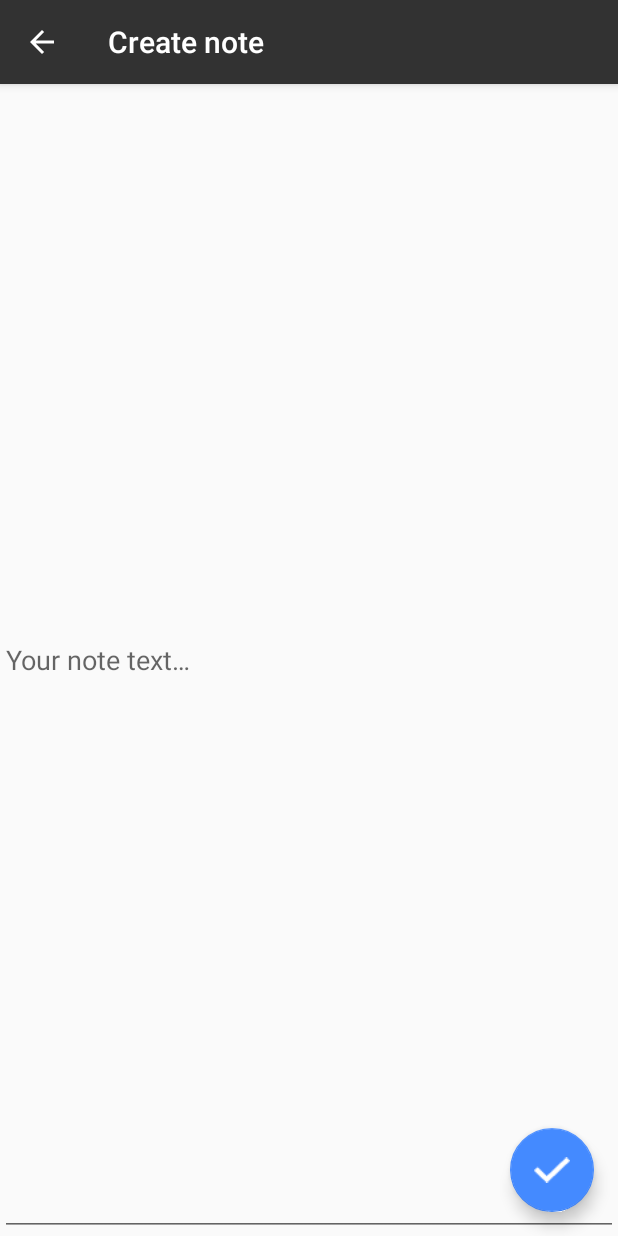
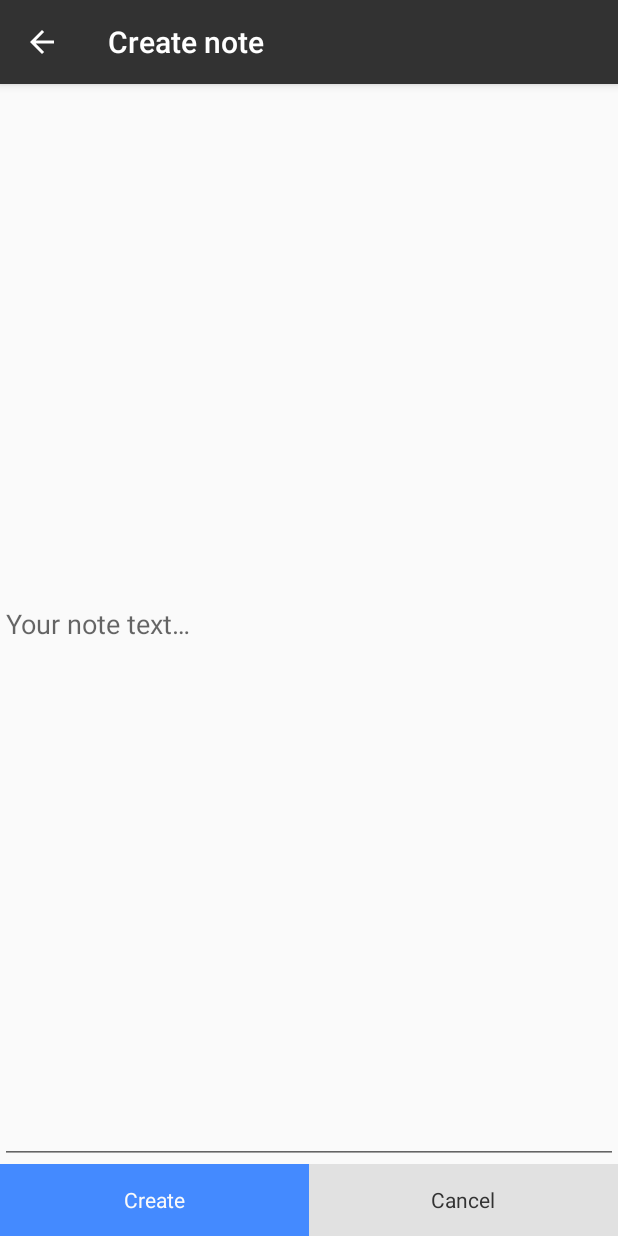
Before and after one commit to ArseniBarsegyan/ReminderAndroid, an Android app: the screen it shows after launch (MainActivity), after a tap on an icon or button, on a phone screen of 412 x 824 dp. Run offline under Robolectric (Android 15) with nearby library versions, the phone set to English and light mode, and no system bars.

Commit message:
Layout updated. Added selection effect to Recycle view

```diff
--- a/app/build.gradle
+++ b/app/build.gradle
@@ -28,6 +28,10 @@ android {
             debuggable true
         }
     }
+    compileOptions {
+        sourceCompatibility = '1.8'
+        targetCompatibility = '1.8'
+    }
 }
 
 dependencies {
--- a/app/src/main/java/com/arsbars/reminderandroid/MainActivity.java
+++ b/app/src/main/java/com/arsbars/reminderandroid/MainActivity.java
@@ -33,7 +33,7 @@ public class MainActivity extends AppCompatActivity
         toolbar = (Toolbar) findViewById(R.id.toolbar);
         setSupportActionBar(toolbar);
 
-        navigateToRoot("Notes", NotesFragment.newInstance());
+        navigateToRoot(getString(R.string.notes), NotesFragment.newInstance());
     }
 
     @Override
@@ -71,12 +71,7 @@ public class MainActivity extends AppCompatActivity
         toggle.setDrawerIndicatorEnabled(false);
         getSupportActionBar().setDisplayHomeAsUpEnabled(true);
 
-        toolbar.setNavigationOnClickListener(new View.OnClickListener() {
-            @Override
-            public void onClick(View v) {
-                onBackPressed();
-            }
-        });
+        toolbar.setNavigationOnClickListener(v -> onBackPressed());
 
         FragmentManager fragmentManager = getSupportFragmentManager();
         if (fragmentManager != null) {
@@ -110,15 +105,15 @@ public class MainActivity extends AppCompatActivity
         int id = item.getItemId();
 
         if (id == R.id.nav_notes) {
-            Toast.makeText(this,"Notes", Toast.LENGTH_SHORT).show();
+            navigateToRoot(getString(R.string.notes), NotesFragment.newInstance());
         } else if (id == R.id.nav_reminders) {
-            Toast.makeText(this,"Reminders", Toast.LENGTH_SHORT).show();
+            Toast.makeText(this,getString(R.string.reminders), Toast.LENGTH_SHORT).show();
         } else if (id == R.id.nav_achievements) {
-            Toast.makeText(this,"achievements", Toast.LENGTH_SHORT).show();
+            Toast.makeText(this,getString(R.string.achievements), Toast.LENGTH_SHORT).show();
         } else if (id == R.id.nav_settings) {
-            Toast.makeText(this,"settings", Toast.LENGTH_SHORT).show();
+            Toast.makeText(this,getString(R.string.settings), Toast.LENGTH_SHORT).show();
         } else if (id == R.id.nav_exit) {
-            Toast.makeText(this,"logout", Toast.LENGTH_SHORT).show();
+            Toast.makeText(this,getString(R.string.logout), Toast.LENGTH_SHORT).show();
         }
 
         drawer = (DrawerLayout) findViewById(R.id.drawer_layout);
--- a/app/src/main/java/com/arsbars/reminderandroid/fragments/CreateNoteFragment.java
+++ b/app/src/main/java/com/arsbars/reminderandroid/fragments/CreateNoteFragment.java
@@ -39,18 +39,17 @@ public class CreateNoteFragment extends Fragment {
 
         final MainActivity activity = (MainActivity) getActivity();
         if (activity != null) {
-            activity.findViewById(R.id.create_note_button).setOnClickListener(new View.OnClickListener() {
-                @Override
-                public void onClick(View v) {
-                    String noteDescription = ((EditText)getActivity().findViewById(R.id.note_description)).getText().toString();
-                    if (noteDescription.matches(".*\\w.*")) {
-                        createNoteViewModel.createNote(noteDescription);
-                        activity.navigateToRoot("Notes", NotesFragment.newInstance());
-                    } else {
-                        Toast.makeText(getContext(), "Can't create empty note", Toast.LENGTH_SHORT).show();
-                    }
+            activity.findViewById(R.id.create_note_button).setOnClickListener(v -> {
+                String noteDescription = ((EditText)getActivity().findViewById(R.id.note_description)).getText().toString();
+                if (noteDescription.matches(".*\\w.*")) {
+                    createNoteViewModel.createNote(noteDescription);
+                    activity.navigateToRoot(getString(R.string.notes), NotesFragment.newInstance());
+                } else {
+                    Toast.makeText(getContext(), getString(R.string.note_create_error), Toast.LENGTH_SHORT).show();
                 }
             });
+            activity.findViewById(R.id.cancel_note_create_button).setOnClickListener(v ->
+                    activity.navigateToRoot(getResources().getString(R.string.notes), NotesFragment.newInstance()));
         }
     }
 }
--- a/app/src/main/java/com/arsbars/reminderandroid/fragments/NotesFragment.java
+++ b/app/src/main/java/com/arsbars/reminderandroid/fragments/NotesFragment.java
@@ -44,14 +44,9 @@ public class NotesFragment extends Fragment {
         notesRecycleView.setAdapter(recycleAdapter);
 
         activity = (MainActivity)getActivity();
-        activity.navigateToRoot("Notes", this);
+        activity.navigateToRoot(getString(R.string.notes), this);
 
         FloatingActionButton fab = (FloatingActionButton) getActivity().findViewById(R.id.push_create_note_view_button);
-        fab.setOnClickListener(new View.OnClickListener() {
-            @Override
-            public void onClick(View view) {
-                activity.push("Create note", CreateNoteFragment.newInstance());
-            }
-        });
+        fab.setOnClickListener(view -> activity.push(getString(R.string.create_note_title), CreateNoteFragment.newInstance()));
     }
 }
--- a/app/src/main/res/layout/activity_main.xml
+++ b/app/src/main/res/layout/activity_main.xml
@@ -18,8 +18,8 @@
         android:layout_width="wrap_content"
         android:layout_height="match_parent"
         android:layout_gravity="start"
-        app:itemTextColor="@color/nav_text_color"
-        app:itemIconTint="@color/nav_text_color"
+        app:itemTextColor="@color/dark_text_color"
+        app:itemIconTint="@color/dark_text_color"
         android:fitsSystemWindows="true"
         app:headerLayout="@layout/nav_header_main"
         app:menu="@menu/activity_main_drawer" />
--- a/app/src/main/res/layout/app_bar_main.xml
+++ b/app/src/main/res/layout/app_bar_main.xml
@@ -13,7 +13,7 @@
 
         <android.support.v7.widget.Toolbar
             android:id="@+id/toolbar"
-            app:title="@string/notes_title"
+            app:title="@string/notes"
             android:layout_width="match_parent"
             android:layout_height="?attr/actionBarSize"
             android:background="?attr/colorPrimary"
--- a/app/src/main/res/layout/create_note_fragment.xml
+++ b/app/src/main/res/layout/create_note_fragment.xml
@@ -1,27 +1,41 @@
 <?xml version="1.0" encoding="utf-8"?>
-<FrameLayout xmlns:android="http://schemas.android.com/apk/res/android"
+<LinearLayout xmlns:android="http://schemas.android.com/apk/res/android"
     xmlns:tools="http://schemas.android.com/tools"
     android:layout_width="match_parent"
     android:layout_height="match_parent"
-    xmlns:app="http://schemas.android.com/apk/res-auto"
-    tools:context=".fragments.CreateNoteFragment">
+    tools:context=".fragments.CreateNoteFragment"
+    android:orientation="vertical">
 
     <EditText
         android:id="@+id/note_description"
+        android:layout_height="0dp"
+        android:layout_weight="1"
         android:layout_width="match_parent"
-        android:layout_height="match_parent"
         android:hint="@string/note_description_placeholder" />
 
-    <android.support.design.widget.FloatingActionButton
-        android:id="@+id/create_note_button"
-        android:layout_width="wrap_content"
+    <LinearLayout
+        android:layout_width="match_parent"
         android:layout_height="wrap_content"
-        android:layout_gravity="bottom|end"
-        android:layout_margin="@dimen/fab_margin"
-        android:layout_marginEnd="8dp"
-        android:layout_marginBottom="8dp"
-        android:src="@drawable/confirm"
-        app:backgroundTint="@color/colorAccent"
-        app:layout_constraintBottom_toBottomOf="parent"
-        app:layout_constraintEnd_toEndOf="parent" />
-</FrameLayout>
+        android:layout_margin="0dp"
+
+        android:orientation="horizontal">
+        <Button
+            style="@style/Base.Widget.AppCompat.ButtonBar"
+            android:id="@+id/create_note_button"
+            android:layout_width="match_parent"
+            android:layout_height="wrap_content"
+            android:layout_weight="1"
+            android:textColor="@color/light_text_color"
+            android:background="@color/colorAccent"
+            android:text="@string/create"/>
+        <Button
+            style="@style/Base.Widget.AppCompat.ButtonBar"
+            android:id="@+id/cancel_note_create_button"
+            android:layout_width="match_parent"
+            android:layout_height="wrap_content"
+            android:layout_weight="1"
+            android:textColor="@color/dark_text_color"
+            android:background="@color/button_background"
+            android:text="@string/cancel"/>
+    </LinearLayout>
+</LinearLayout>
--- a/app/src/main/res/layout/list_item_row.xml
+++ b/app/src/main/res/layout/list_item_row.xml
@@ -4,7 +4,7 @@
     android:layout_height="wrap_content"
     android:padding="10dp">
 
-    <LinearLayout xmlns:android="http://schemas.android.com/apk/res/android"
+    <LinearLayout android:id="@+id/noteLinearLayout" xmlns:android="http://schemas.android.com/apk/res/android"
         android:layout_width="wrap_content"
         android:layout_height="wrap_content"
         android:layout_centerVertical="true"
--- a/app/src/main/res/values/colors.xml
+++ b/app/src/main/res/values/colors.xml
@@ -3,6 +3,10 @@
     <color name="colorPrimary">#323232</color>
     <color name="colorPrimaryDark">#323232</color>
     <color name="colorAccent">#448AFF</color>
-    <color name="nav_text_color">#323232</color>
+    <color name="dark_text_color">#323232</color>
+    <color name="light_text_color">#fafafa</color>
     <color name="nav_header_text_color">#fafafa</color>
+    <color name="list_selected_color">#CCCCCC</color>
+    <color name="list_unselected_color">#fafafa</color>
+    <color name="button_background">#e1e1e1</color>
 </resources>
--- a/app/src/main/res/values/strings.xml
+++ b/app/src/main/res/values/strings.xml
@@ -6,11 +6,14 @@
     <string name="nav_header_subtitle">android.studio@android.com</string>
     <string name="nav_header_desc">Navigation header</string>
     <string name="action_settings">Settings</string>
-    <string name="notes_title">Notes</string>
     <string name="reminders">Reminders</string>
     <string name="notes">Notes</string>
     <string name="achievements">Achievements</string>
     <string name="settings">Settings</string>
     <string name="logout">Logout</string>
     <string name="note_description_placeholder">Your note text…</string>
+    <string name="create_note_title">Create note</string>
+    <string name="note_create_error">Can\'t create empty note</string>
+    <string name="create">Create</string>
+    <string name="cancel">Cancel</string>
 </resources>
```
Also changed, not shown: app/src/main/java/com/arsbars/reminderandroid/view/adapters/RecycleAdapter.java (+30 -14 lines).
